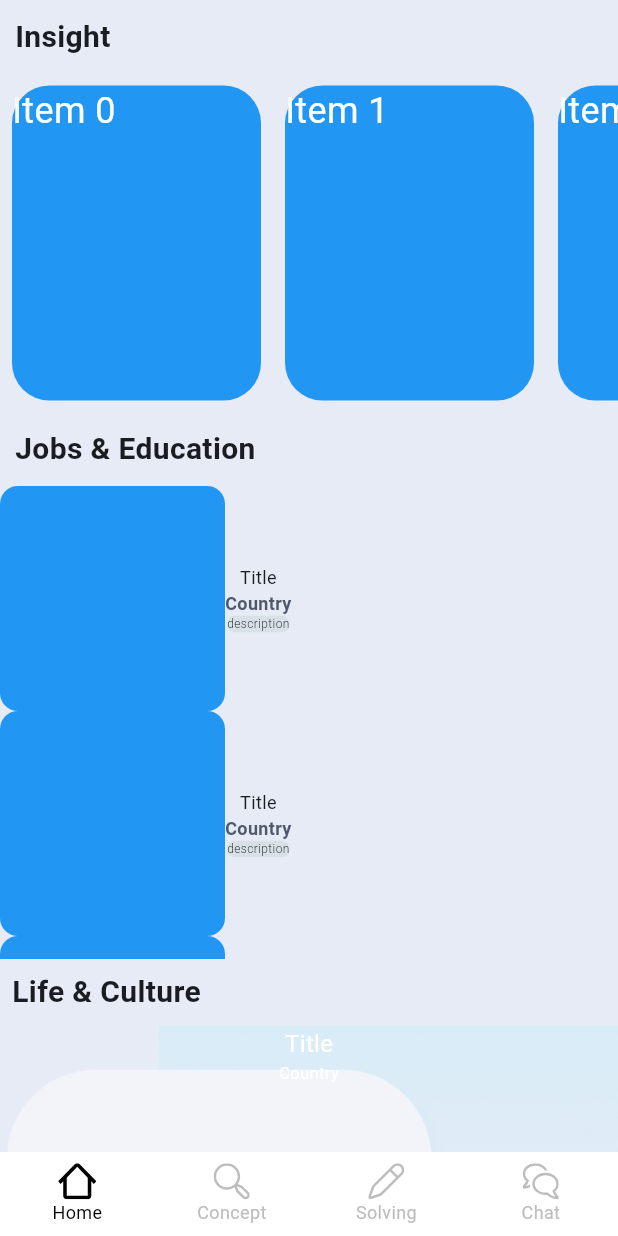
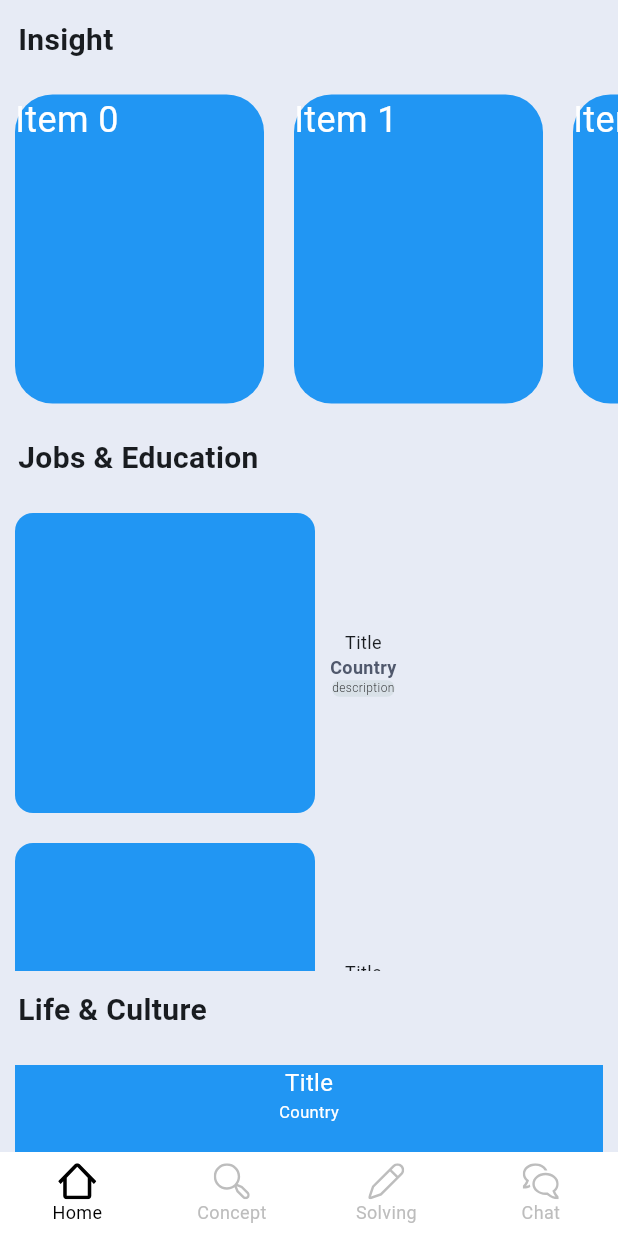
Before and after one commit to GDSC-DGU/2024-SolutionChallenge-IFU, a Flutter app: the screen it shows after launch, after a tap on "Start", on a phone screen of 412 x 824 dp. Run offline on Flutter 3.47's test engine with Material 3 defaults, Android fonts, the phone set to English and light mode, and no system bars; our stand-ins replace flutter_dotenv, flutter_native_splash, flutter_svg, get, webview_flutter; Roboto replaces fonts that are missing (Pretendard).

Commit message:
[Feat] Home screen build list view

```diff
--- a/IFU-Hybrid/lib/views/home/widgets/home_bottom_widget.dart
+++ b/IFU-Hybrid/lib/views/home/widgets/home_bottom_widget.dart
@@ -12,7 +12,7 @@ class HomeBottomWidget extends BaseWidget<HomeViewModel> {
       crossAxisAlignment: CrossAxisAlignment.start,
       children: [
         const Padding(
-          padding: EdgeInsets.all(8),
+          padding: EdgeInsets.all(12),
           child: Text('Life & Culture',
           style: TextStyle(
             fontSize: 20,
@@ -43,14 +43,13 @@ class _ListViewWidget extends BaseWidget<HomeViewModel> {
 class _ViewWidget extends BaseWidget {
   @override
   Widget buildView(BuildContext context) {
-    return Container(
+    return Padding(
+      padding: const EdgeInsets.all(10.0),
+      child: Container(
         width: 340,
         height: 175,
         decoration: const BoxDecoration(
-        image: DecorationImage(
-          image: AssetImage('assets/images/problems.png'),
-          fit: BoxFit.cover,
-        ),
+          color: Colors.blue,
         ),
         child: const Column(
           children: [
@@ -72,6 +71,7 @@ class _ViewWidget extends BaseWidget {
             )
           ]
         )
+      ),
     );
   }
 }
--- a/IFU-Hybrid/lib/views/home/widgets/home_middle_widget.dart
+++ b/IFU-Hybrid/lib/views/home/widgets/home_middle_widget.dart
@@ -12,7 +12,7 @@ class HomeMiddleWidget extends BaseWidget<HomeViewModel> {
       crossAxisAlignment: CrossAxisAlignment.start,
       children: [
         const Padding(
-          padding: EdgeInsets.all(10),
+          padding: EdgeInsets.all(12),
           child: Text('Jobs & Education',
               style: TextStyle(
                 fontSize: 20,
@@ -43,11 +43,15 @@ class _ListViewWidget extends BaseWidget<HomeViewModel> {
 class _ViewWidget extends BaseWidget {
   @override
   Widget buildView(BuildContext context) {
-    return Row(
-      children: [
-        _ImageContainer(),
-        _TextContainer(),
-      ]
+    return Padding(
+      padding: const EdgeInsets.all(10),
+      child: Row(
+        children: [
+          _ImageContainer(),
+          const SizedBox(width: 10),
+          _TextContainer(),
+        ]
+      )
     );
   }
 }
@@ -56,8 +60,8 @@ class _ImageContainer extends StatelessWidget {
   @override
   Widget build(BuildContext context) {
     return Container(
-      width: 150,
-      height: 150,
+      width: 200,
+      height: 200,
       decoration: BoxDecoration(
         color: Colors.blue,
         borderRadius: BorderRadius.circular(12),
--- a/IFU-Hybrid/lib/views/home/widgets/home_top_widget.dart
+++ b/IFU-Hybrid/lib/views/home/widgets/home_top_widget.dart
@@ -12,7 +12,7 @@ class HomeTopWidget extends BaseWidget<HomeViewModel> {
      crossAxisAlignment: CrossAxisAlignment.start,
      children: [
        const Padding(
-         padding: EdgeInsets.all(10),
+         padding: EdgeInsets.all(12),
          child: Text('Insight',
              style: TextStyle(
                fontSize: 20,
@@ -40,7 +40,7 @@ class _ListViewWidget extends BaseWidget<HomeViewModel> {
               borderRadius: BorderRadius.circular(25),
             ),
             width: 166,
-            margin: const EdgeInsets.all(8),
+            margin: const EdgeInsets.all(10),
             child: Text(
               'Item $index',
               style: const TextStyle(
```
Lines whose indentation alone changed are shown as unchanged.
